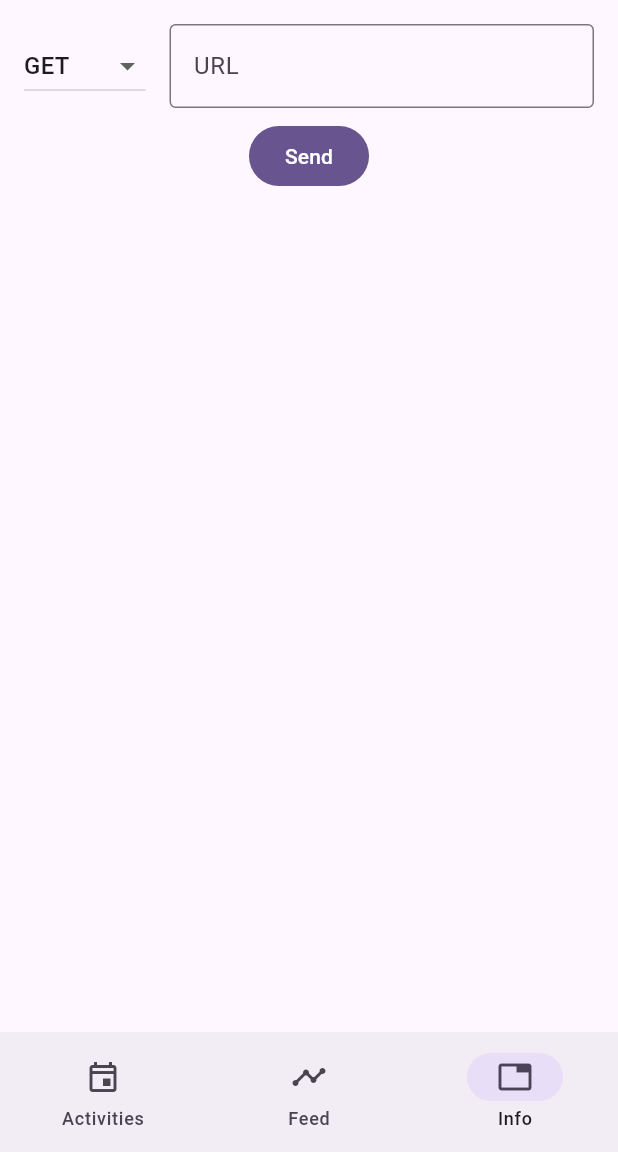
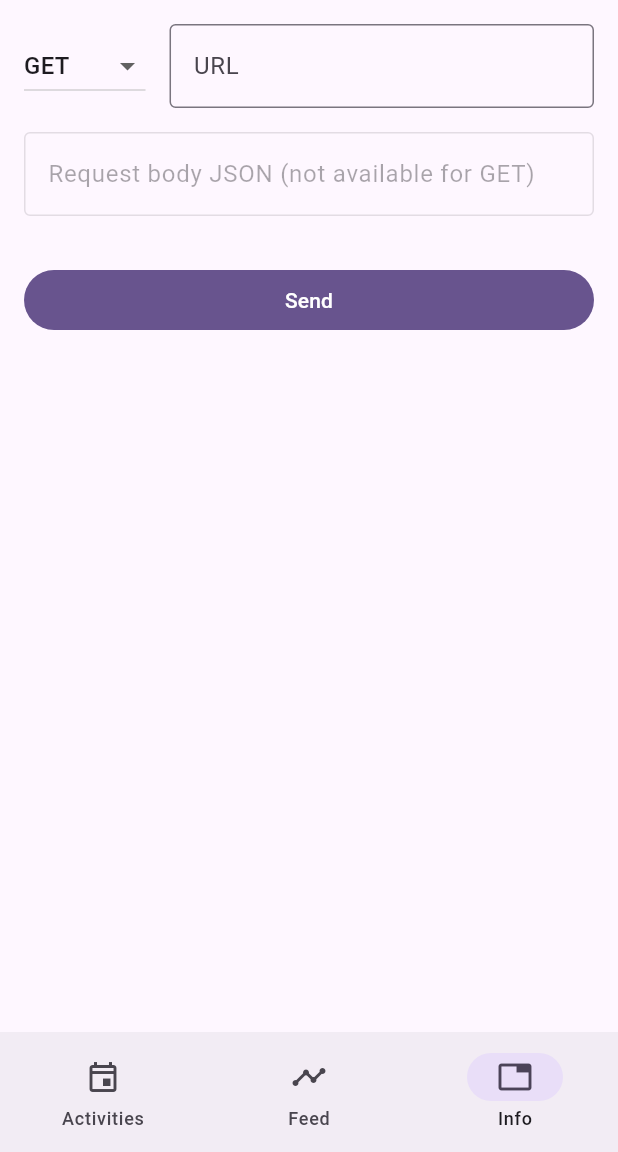
Before and after one commit to vkuhlmann/sib-utrecht-app, a Flutter app: the APIDebugPage screen opened by its route, on a phone screen of 412 x 824 dp, the part 84-1236 px from its top. Run offline on Flutter 3.47's test engine with Material 2 defaults, Android fonts, the phone set to English and light mode, and no system bars; our stand-ins replace flutter_secure_storage, flutter_widget_from_html, go_router, google_fonts, hive; accounts and stored records are empty; network calls fail.

Commit message:
Add body field in api-debug page

```diff
--- a/flutter/sib_utrecht_app/lib/api_connector.dart
+++ b/flutter/sib_utrecht_app/lib/api_connector.dart
@@ -12,10 +12,13 @@ class APIConnector {
   late final String? basicAuth;
   late Map<String, String> headers;
   late Future<Box<dynamic>> boxFuture;
+  late http.Client client;
 
   APIConnector({this.user, String? apiSecret, required this.apiAddress}) {
     Hive.init(null);
     boxFuture = Hive.openBox("api_cache");
+
+    client = http.Client();
 
     headers = {};
     if (user != null) {
@@ -69,7 +72,7 @@ class APIConnector {
     http.Response response;
     try {
       response =
-          await http.get(getUri(url), headers: headers);
+          await client.get(getUri(url), headers: headers);
     } on http.ClientException catch (e) {
       if (e.message == "XMLHttpRequest error.") {
         throw Exception("Cannot connect to server.");
@@ -96,26 +99,56 @@ class APIConnector {
     return Uri.parse("$apiAddress/$url");
   }
 
-  Future<Map> post(url) async {
+  Future<Map> post(url, {Map? body}) async {
     log.info("Doing POST on $url");
-    final response =
-        await http.post(getUri(url), headers: headers);
+    http.Response response;
+    if (body != null) {
+      response = await client.post(getUri(url), headers: {
+          ...headers,
+          "Content-Type": "application/json",
+        },
+        body: jsonEncode(body),
+        );
+    } else {
+      response = await client.post(getUri(url), headers: headers);
+    }
 
     return _handleResponse(response);
   }
 
-  Future<Map> put(url) async {
+  Future<Map> put(url, {Map? body}) async {
     log.info("Doing PUT on $url");
-    final response =
-        await http.put(getUri(url), headers: headers);
+    http.Response response;
+    if (body != null) {
+      response = await client.put(getUri(url), headers: {
+          ...headers,
+          "Content-Type": "application/json",
+        },
+        body: jsonEncode(body),
+        );
+    } else {
+      response = await client.put(getUri(url), headers: headers);
+    }
 
     return _handleResponse(response);
   }
 
-  Future<Map> delete(url) async {
+  Future<Map> delete(url, {Map? body}) async {
     log.info("Doing DELETE on $url");
-    final response =
-        await http.delete(getUri(url), headers: headers);
+    // final response =
+    //     await client.delete(getUri(url), headers: headers);
+
+    http.Response response;
+    if (body != null) {
+      response = await client.delete(getUri(url), headers: {
+          ...headers,
+          "Content-Type": "application/json",
+        },
+        body: jsonEncode(body),
+        );
+    } else {
+      response = await client.delete(getUri(url), headers: headers);
+    }
 
     return _handleResponse(response);
   }
--- a/flutter/sib_utrecht_app/lib/pages/api_debug.dart
+++ b/flutter/sib_utrecht_app/lib/pages/api_debug.dart
@@ -4,7 +4,7 @@ class APIDebugPage extends StatefulWidget {
   const APIDebugPage({Key? key}) : super(key: key);
 
   @override
-  _APIDebugPageState createState() => _APIDebugPageState();
+  State<APIDebugPage> createState() => _APIDebugPageState();
 }
 
 class _APIDebugPageState extends State<APIDebugPage> {
@@ -12,7 +12,10 @@ class _APIDebugPageState extends State<APIDebugPage> {
   Future<String>? response;
 
   final TextEditingController _urlController = TextEditingController();
+  final TextEditingController _requestBodyJsonController = TextEditingController();
   String method = "GET";
+  bool isJsonValid = true;
+  // Map? requestBodyJson;
 
   @override
   void initState() {
@@ -39,21 +42,23 @@ class _APIDebugPageState extends State<APIDebugPage> {
       return;
     }
 
+    String url = _urlController.text;
+    Map? body = _requestBodyJsonController.text.isNotEmpty ? jsonDecode(_requestBodyJsonController.text) : null;
+
     setState(() {
       response = connector!.then((c) {
-                    switch(method) {
+        switch (method) {
           case "GET":
-                        return c.get(_urlController.text);
+            return c.get(url);
           case "POST":
-                        return c.post(_urlController.text);
+            return c.post(url, body: body);
           case "PUT":
-                        return c.put(_urlController.text);
+            return c.put(url, body: body);
           case "DELETE":
-                        return c.delete(_urlController.text);
+            return c.delete(url);
         }
         throw Exception("Unknown method $method");
-                  })
-                  .then((value) {
+      }).then((value) {
         return const JsonEncoder.withIndent("  ").convert(value);
       });
     });
@@ -62,6 +67,7 @@ class _APIDebugPageState extends State<APIDebugPage> {
   @override
   Widget build(BuildContext context) {
     // return Text("test");
+    bool isBodyAvailable = method != "GET" && method != "DELETE";
 
     return
         // Scaffold(
@@ -70,16 +76,15 @@ class _APIDebugPageState extends State<APIDebugPage> {
         //   ),
         //   body:
         Padding(
-            padding: EdgeInsets.all(16),
-            child: Column(children: [
+            padding: const EdgeInsets.all(16),
+            child: ListView(children: [
               Row(children: [
                 DropdownButton(
-                  items: [
-                    DropdownMenuItem(value: "GET", child: const Text("GET")),
-                    DropdownMenuItem(value: "POST", child: const Text("POST")),
-                    DropdownMenuItem(value: "PUT", child: const Text("PUT")),
-                    DropdownMenuItem(
-                        value: "DELETE", child: const Text("DELETE")),
+                  items: const [
+                    DropdownMenuItem(value: "GET", child: Text("GET")),
+                    DropdownMenuItem(value: "POST", child: Text("POST")),
+                    DropdownMenuItem(value: "PUT", child: Text("PUT")),
+                    DropdownMenuItem(value: "DELETE", child: Text("DELETE")),
                   ],
                   onChanged: (value) {
                     setState(() {
@@ -103,12 +108,42 @@ class _APIDebugPageState extends State<APIDebugPage> {
                   // minLines: 1, maxLines: 1,
                   onSubmitted: (value) {
                     submit();
-                            },))
+                  },
+                ))
               ]),
-              const SizedBox(height: 8),
-              FilledButton(onPressed: connector != null ? submit : null, child: const Text("Send")),
               const SizedBox(height: 16),
-              FutureBuilder(future: response,
+              TextField(
+                  enabled: isBodyAvailable,
+                  controller: _requestBodyJsonController,
+                  maxLines: null,
+                  decoration: InputDecoration(
+                      border: const OutlineInputBorder(),
+                      // labelText: 'Request body JSON',
+                      labelText: isBodyAvailable ? 'Request body JSON'
+                      : "Request body JSON (not available for $method)",
+                      // helperText: "Except  GET/DELETE",
+                      errorText: (isJsonValid || !isBodyAvailable) ? null : "Invalid JSON"),
+                  onChanged: (value) {
+
+                    bool isNewValid = false;
+                    try{
+                      isNewValid = value.isEmpty || (jsonDecode(value) is Map<String, dynamic>);
+                    } catch (e) {}
+
+                    if (isNewValid != isJsonValid) {
+                      setState(() {
+                        isJsonValid = isNewValid;
+                      });
+                    }
+                  },
+                ),
+              const SizedBox(height: 32),
+              FilledButton(
+                  onPressed: connector != null ? submit : null,
+                  child: const Text("Send")),
+              const SizedBox(height: 16),
+              FutureBuilder(
+                future: response,
                 builder: (context, snapshot) {
                   if (snapshot.hasError) {
                     return Expanded(child: Text(snapshot.error.toString()));
@@ -119,7 +154,8 @@ class _APIDebugPageState extends State<APIDebugPage> {
                   }
 
                   if (snapshot.hasData) {
-                  return Expanded(child: SelectableText(snapshot.data.toString()));
+                    return Expanded(
+                        child: SelectableText(snapshot.data.toString()));
                   }
 
                   return const SizedBox();
```
Also changed, not shown: flutter/sib_utrecht_app/lib/components/event_group.dart (+8 -2 lines), flutter/sib_utrecht_app/lib/event.dart (+37 -4 lines), flutter/sib_utrecht_app/lib/pages/event.dart (+5 -3 lines), flutter/sib_utrecht_app/lib/pages/events.dart (+21 -16 lines), flutter/sib_utrecht_app/manual-events.txt (added, +36 -0 lines). Lines whose indentation alone changed are shown as unchanged.
